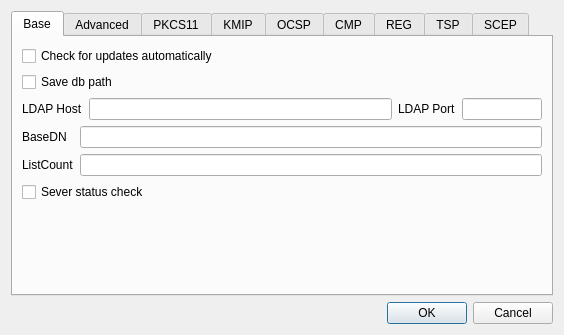
Old version of the form CertMan/settings_dlg.ui in the repository jykim74/CertMan.
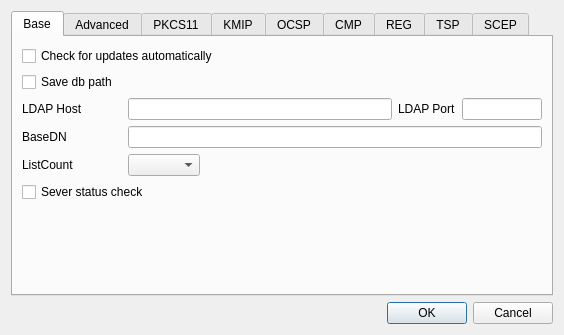
New version of the form. The open tabs and pages were chosen to show the change.

Diff of the .ui file:
```diff
--- a/CertMan/settings_dlg.ui
+++ b/CertMan/settings_dlg.ui
@@ -24,15 +24,41 @@
        <string>Base</string>
       </attribute>
       <layout class="QGridLayout" name="gridLayout_3">
-       <item row="1" column="0" colspan="2">
-        <widget class="QCheckBox" name="mSaveDBPathCheck">
-         <property name="text">
-          <string>Save db path</string>
+       <item row="4" column="0" colspan="2">
+        <layout class="QGridLayout" name="gridLayout_17">
+         <property name="topMargin">
+          <number>0</number>
          </property>
-        </widget>
-       </item>
-       <item row="4" column="1">
-        <widget class="QLineEdit" name="mListCountText"/>
+         <item row="0" column="0">
+          <widget class="QLabel" name="label_5">
+           <property name="minimumSize">
+            <size>
+             <width>100</width>
+             <height>0</height>
+            </size>
+           </property>
+           <property name="text">
+            <string>ListCount</string>
+           </property>
+          </widget>
+         </item>
+         <item row="0" column="1">
+          <widget class="QComboBox" name="mListCountCombo"/>
+         </item>
+         <item row="0" column="2">
+          <spacer name="horizontalSpacer">
+           <property name="orientation">
+            <enum>Qt::Horizontal</enum>
+           </property>
+           <property name="sizeHint" stdset="0">
+            <size>
+             <width>40</width>
+             <height>20</height>
+            </size>
+           </property>
+          </spacer>
+         </item>
+        </layout>
        </item>
        <item row="5" column="0" colspan="2">
         <widget class="QCheckBox" name="mServerStatusCheck">
@@ -41,23 +67,6 @@
          </property>
         </widget>
        </item>
-       <item row="3" column="0">
-        <widget class="QLabel" name="label_4">
-         <property name="text">
-          <string>BaseDN</string>
-         </property>
-        </widget>
-       </item>
-       <item row="3" column="1">
-        <widget class="QLineEdit" name="mBaseDNText"/>
-       </item>
-       <item row="4" column="0">
-        <widget class="QLabel" name="label_5">
-         <property name="text">
-          <string>ListCount</string>
-         </property>
-        </widget>
-       </item>
        <item row="0" column="0" colspan="2">
         <widget class="QCheckBox" name="mCheckLatestVersionCheck">
          <property name="text">
@@ -78,6 +87,29 @@
          </property>
         </spacer>
        </item>
+       <item row="3" column="1">
+        <widget class="QLineEdit" name="mBaseDNText"/>
+       </item>
+       <item row="1" column="0" colspan="2">
+        <widget class="QCheckBox" name="mSaveDBPathCheck">
+         <property name="text">
+          <string>Save db path</string>
+         </property>
+        </widget>
+       </item>
+       <item row="3" column="0">
+        <widget class="QLabel" name="label_4">
+         <property name="minimumSize">
+          <size>
+           <width>100</width>
+           <height>0</height>
+          </size>
+         </property>
+         <property name="text">
+          <string>BaseDN</string>
+         </property>
+        </widget>
+       </item>
        <item row="2" column="0" colspan="2">
         <layout class="QGridLayout" name="gridLayout_14">
          <property name="topMargin">
@@ -85,6 +117,12 @@
          </property>
          <item row="0" column="0">
           <widget class="QLabel" name="label_23">
+           <property name="minimumSize">
+            <size>
+             <width>100</width>
+             <height>0</height>
+            </size>
+           </property>
            <property name="text">
             <string>LDAP Host</string>
            </property>
```
Left out of the diff: 3 changed lines with no effect on the pictures.
